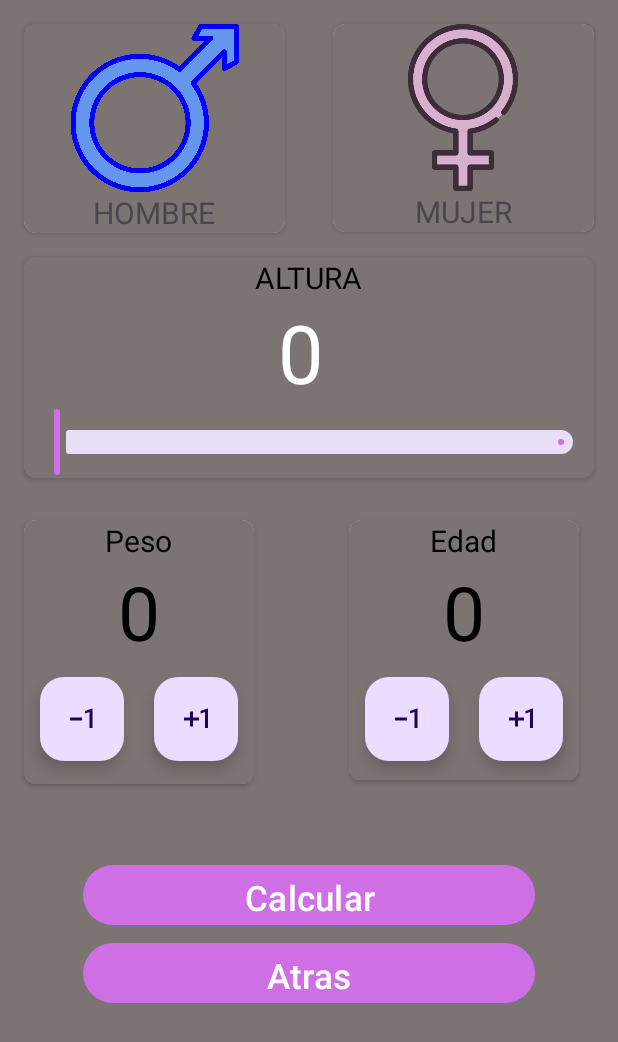
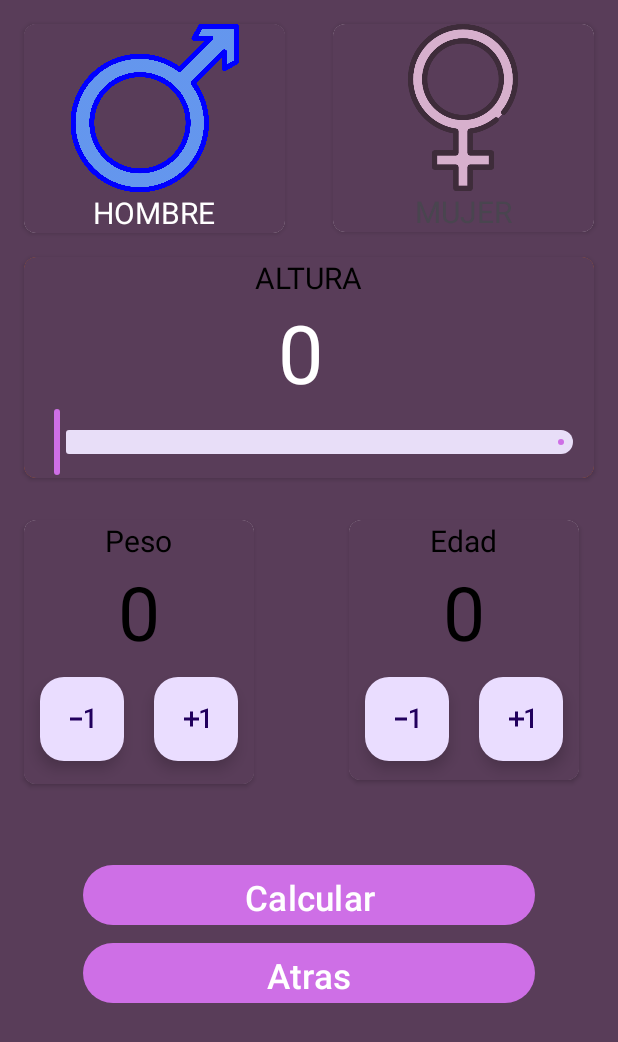
Before and after one commit to LuciaES24/CalculadoraIMC, an Android app: the screen it shows after launch (IMCActivity), after a tap on "IMC", on a phone screen of 412 x 824 dp. Shown: the top 1042 px of the screen. Run offline under Robolectric (Android 15) with nearby library versions, the phone set to English and light mode, and no system bars; 20 statements that could not run were skipped.

```diff
--- a/app/src/main/java/com/lespsan543/calculadoraimc/MainActivity.kt
+++ b/app/src/main/java/com/lespsan543/calculadoraimc/MainActivity.kt
@@ -38,7 +38,7 @@ class MainActivity : AppCompatActivity() {
         botonCalcJorge.setOnClickListener { calculadoraJorge() }
         botonCalcLucia.setOnClickListener { calculadoraLucia() }
         botonIMC.setOnClickListener { calculadoraIMC() }
-        botonSalir.setOnClickListener { finish() }
+        botonSalir.setOnClickListener { finishAndRemoveTask() }
     }
 
     /**
--- a/app/src/main/res/layout/activity_imcactivity.xml
+++ b/app/src/main/res/layout/activity_imcactivity.xml
@@ -35,7 +35,8 @@
                 android:layout_width="wrap_content"
                 android:layout_height="wrap_content"
                 android:text="@string/hombre"
-                android:textSize="20sp"/>
+                android:textSize="20sp"
+                android:textColor="@color/white"/>
         </LinearLayout>
     </androidx.cardview.widget.CardView>
     <!-- Segundo CardView -->
--- a/app/src/main/res/values/themes.xml
+++ b/app/src/main/res/values/themes.xml
@@ -4,7 +4,7 @@
         <!-- Customize your light theme here. -->
         <!-- <item name="colorPrimary">@color/my_light_primary</item> -->
         <item name="colorPrimary">@color/purple</item><!--cambia el color de botones excepto CE e igual-->
-        <item name="android:background">@color/grey</item>
+        <item name="android:background">@color/material_dynamic_tertiary30</item>
         <item name="android:buttonStyle">@color/purple</item>
     </style>
 
```
